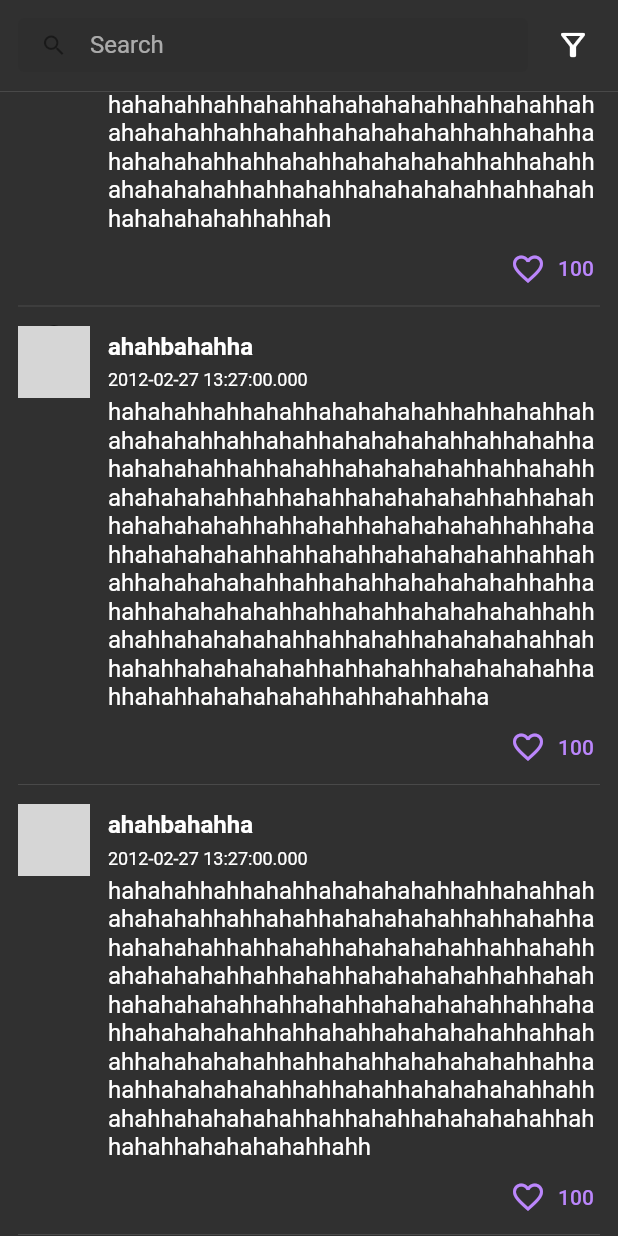
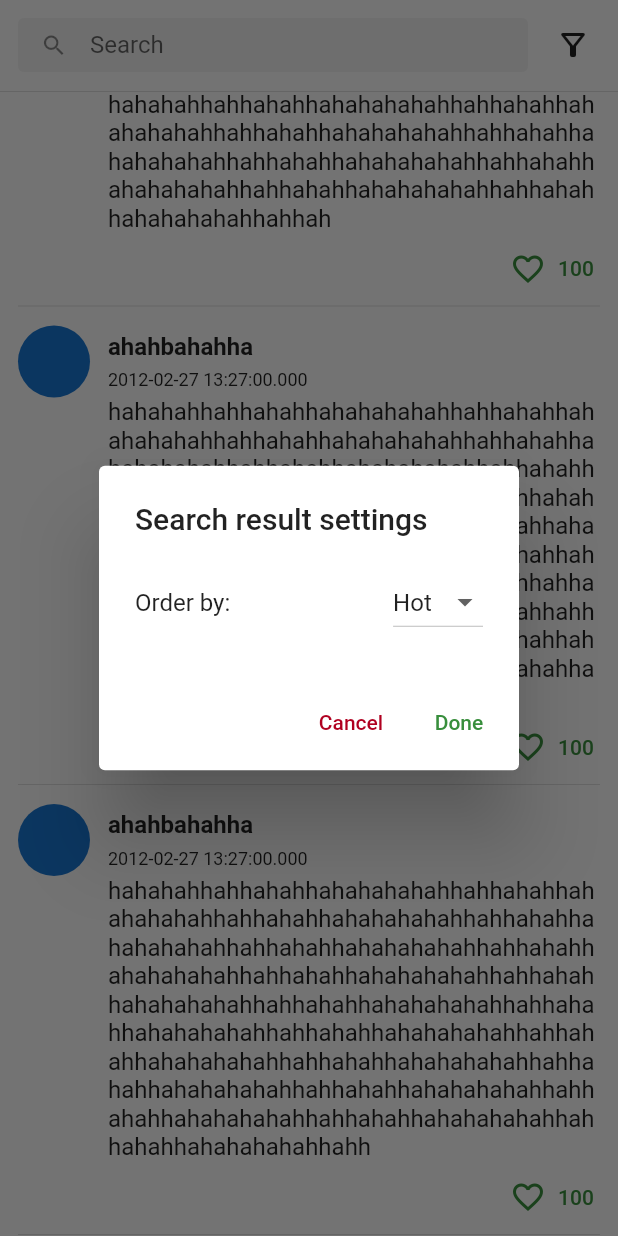
Before and after one commit to ahabhgk/treehole, a Flutter app: the FoundTabPage widget shown alone on an empty page, opened directly, scrolled down 62 dp, after a tap on the "filter alt" icon, on a phone screen of 412 x 824 dp. Run offline on Flutter 3.47's test engine with Material 2 defaults, Android fonts, the phone set to English and light mode, and no system bars; network calls fail; grey boxes are pictures that could not be loaded.

Commit message:
feat(ui): searchFilter

```diff
--- a/lib/pages/tabs/found.dart
+++ b/lib/pages/tabs/found.dart
@@ -10,6 +10,15 @@ class FoundTabPage extends StatefulWidget {
 
 class _FoundTabPageState extends State<FoundTabPage> {
   final TextEditingController _searchController = TextEditingController();
+
+  void _onShowFilterDialog() {
+    showDialog(
+      context: context,
+      builder: (BuildContext context) {
+        return const FilterDialog();
+      },
+    );
+  }
 
   @override
   Widget build(BuildContext context) {
@@ -38,7 +47,7 @@ class _FoundTabPageState extends State<FoundTabPage> {
               ),
               const SizedBox(width: 12),
               InkWell(
-                onTap: () {},
+                onTap: _onShowFilterDialog,
                 child: const SizedBox(
                   height: 36,
                   width: 36,
@@ -86,3 +95,72 @@ class _FoundTabPageState extends State<FoundTabPage> {
     );
   }
 }
+
+enum OrderBy {
+  hot,
+  time,
+}
+
+class FilterDialog extends StatefulWidget {
+  const FilterDialog({Key? key}) : super(key: key);
+
+  @override
+  _FilterDialogState createState() => _FilterDialogState();
+}
+
+class _FilterDialogState extends State<FilterDialog> {
+  OrderBy? _orderBy = OrderBy.hot;
+
+  void _closeDialog() {
+    return Navigator.of(context).pop();
+  }
+
+  void _setAndSearch() {}
+
+  @override
+  Widget build(BuildContext context) {
+    return AlertDialog(
+      title: const Text('Search result settings'),
+      content: Column(
+        mainAxisSize: MainAxisSize.min,
+        children: [
+          Row(
+            mainAxisAlignment: MainAxisAlignment.spaceBetween,
+            children: [
+              const Text('Order by: '),
+              DropdownButton(
+                value: _orderBy,
+                items: const [
+                  DropdownMenuItem(
+                    child: Text('Hot'),
+                    value: OrderBy.hot,
+                  ),
+                  DropdownMenuItem(
+                    child: Text('Time'),
+                    value: OrderBy.time,
+                  ),
+                ],
+                onChanged: (OrderBy? value) {
+                  setState(() {
+                    _orderBy = value;
+                  });
+                },
+              ),
+            ],
+          ),
+        ],
+      ),
+      actions: [
+        TextButton(
+          style: TextButton.styleFrom(primary: Theme.of(context).errorColor),
+          child: const Text('Cancel'),
+          onPressed: _closeDialog,
+        ),
+        TextButton(
+          child: const Text('Done'),
+          onPressed: _setAndSearch,
+        ),
+      ],
+    );
+  }
+}
--- a/pubspec.yaml
+++ b/pubspec.yaml
@@ -36,6 +36,7 @@ dependencies:
   cupertino_icons: ^1.0.2
   bloc: ^8.0.2
   flutter_bloc: ^8.0.1
+  animations: ^2.0.2
 
 dev_dependencies:
   flutter_test:
```
Also changed, not shown: lib/main.dart (+37 -18 lines), lib/services/searchFilter.dart (added), pubspec.lock.
